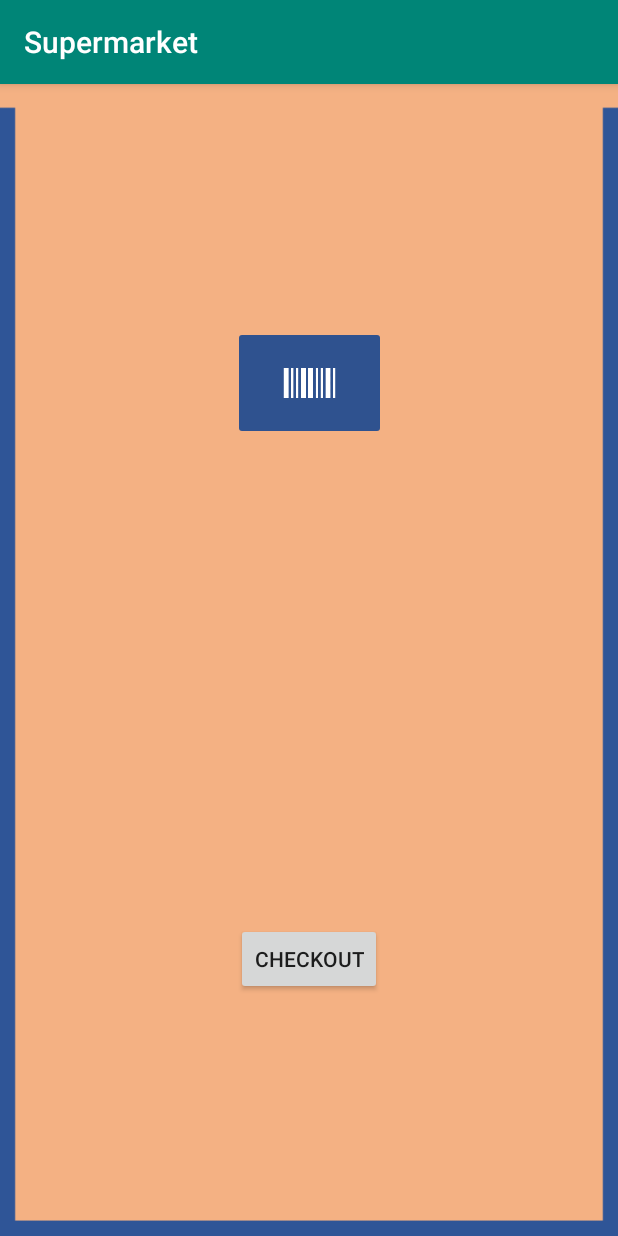
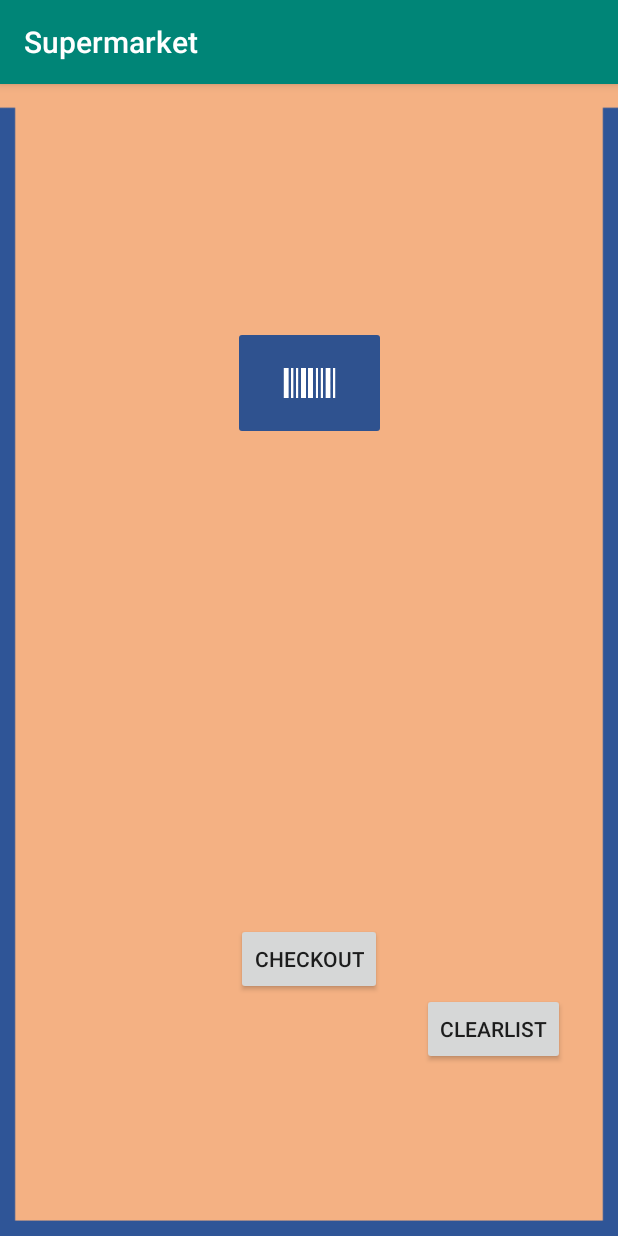
Before and after one commit to ampzord/FEUP-CMOV-Supermarket, an Android app: the MainMenuActivity screen opened directly, with no data from a screen before it, on a phone screen of 412 x 824 dp. Run offline under Robolectric (Android 15) with nearby library versions, the phone set to English and light mode, and no system bars.

Commit message:
Clear recyclerlist.

```diff
--- a/AndroidProject/app/build.gradle
+++ b/AndroidProject/app/build.gradle
@@ -4,7 +4,7 @@ android {
     compileSdkVersion 29
     defaultConfig {
         applicationId "fe.up.pt.supermarket"
-        minSdkVersion 23
+        minSdkVersion 22
         targetSdkVersion 29
         versionCode 1
         versionName "1.0"
--- a/AndroidProject/app/src/main/java/fe/up/pt/supermarket/activities/LandingPageActivity.java
+++ b/AndroidProject/app/src/main/java/fe/up/pt/supermarket/activities/LandingPageActivity.java
@@ -21,7 +21,7 @@ public class LandingPageActivity extends AppCompatActivity {
 
     //public static String URL = "https://localhost:3000/api";
     //public static String URL = "https://192.168.1.12:3001/api"; //HOME
-    public static String URL = "https://10.227.147.104:3001/api"; //FEUP
+    public static String URL = "https://10.227.145.164:3001/api"; //FEUP
     //public static String URL = "https://grisly-mummy-10353.herokuapp.com";
 
     @Override
--- a/AndroidProject/app/src/main/java/fe/up/pt/supermarket/activities/MainMenuActivity.java
+++ b/AndroidProject/app/src/main/java/fe/up/pt/supermarket/activities/MainMenuActivity.java
@@ -38,6 +38,7 @@ public class MainMenuActivity extends AppCompatActivity {
     private ImageButton scanItem;
     private Button goShopping;
     private Button checkout;
+    private Button clearList;
     private TextView message;
     static final String ACTION_SCAN = "com.google.zxing.client.android.SCAN";
 
@@ -68,6 +69,7 @@ public class MainMenuActivity extends AppCompatActivity {
         //goShopping = findViewById(R.id.bt_shopping);
         scanItem = findViewById(R.id.bt_scan_item);
         checkout = findViewById(R.id.checkout);
+        clearList = findViewById(R.id.clearList);
 
 
         scanItem.setOnClickListener((v)->scan(true));
@@ -79,6 +81,13 @@ public class MainMenuActivity extends AppCompatActivity {
                 intent.putExtra("message", message);
                 intent.putExtra("mime", "application/nfc.feup.apm.ordermsg");
                 startActivity(intent);*/
+            }
+        });
+        clearList.setOnClickListener(new View.OnClickListener() {
+            @Override
+            public void onClick(View view) {
+                adapter.clear();
+                adapter.notifyDataSetChanged();
             }
         });
     }
--- a/AndroidProject/app/src/main/java/fe/up/pt/supermarket/activities/ProductAdapter.java
+++ b/AndroidProject/app/src/main/java/fe/up/pt/supermarket/activities/ProductAdapter.java
@@ -37,6 +37,12 @@ public class ProductAdapter extends RecyclerView.Adapter<RecyclerView.ViewHolder
             return new ProductViewHolder(lineupLayoutBinding);
             //}
         //return new ProductViewHolder(lineupLayoutBinding);
+    }
+
+    public void clear() {
+        int size = productList.size();
+        productList.clear();
+        notifyItemRangeRemoved(0, size);
     }
 
     @Override
--- a/AndroidProject/app/src/main/java/fe/up/pt/supermarket/activities/RegistrationActivity.java
+++ b/AndroidProject/app/src/main/java/fe/up/pt/supermarket/activities/RegistrationActivity.java
@@ -68,6 +68,8 @@ public class RegistrationActivity extends AppCompatActivity {
     protected void onCreate(Bundle savedInstanceState) {
         super.onCreate(savedInstanceState);
         setContentView(R.layout.activity_registration2);
+
+        user = new User();
 
         register = findViewById(R.id.bt_send_register);
         firstName = findViewById(R.id.edit_first_name);
@@ -182,6 +184,7 @@ public class RegistrationActivity extends AppCompatActivity {
             user.publicKey = kp.getPublic();                                          // the corresponding public key in a Java class (PublicKey)
         }
         catch (Exception e) {
+            Log.d(TAG_REGISTER, "Error creating key for user: " + username);
             Log.d(TAG_REGISTER, e.getMessage());
         }
     }
--- a/AndroidProject/app/src/main/res/layout/activity_main_menu.xml
+++ b/AndroidProject/app/src/main/res/layout/activity_main_menu.xml
@@ -54,4 +54,17 @@
         app:layout_constraintStart_toStartOf="parent"
         app:layout_constraintTop_toBottomOf="@+id/recyclerView" />
 
+    <Button
+        android:id="@+id/clearList"
+        android:layout_width="wrap_content"
+        android:layout_height="wrap_content"
+        android:layout_marginTop="208dp"
+        android:text="clearList"
+        app:layout_constraintBottom_toBottomOf="parent"
+        app:layout_constraintEnd_toEndOf="parent"
+        app:layout_constraintHorizontal_bias="0.434"
+        app:layout_constraintStart_toEndOf="@+id/checkout"
+        app:layout_constraintTop_toBottomOf="@+id/recyclerView"
+        app:layout_constraintVertical_bias="0.0" />
+
 </androidx.constraintlayout.widget.ConstraintLayout>
```
Also changed, not shown: AndroidProject/app/src/main/java/fe/up/pt/supermarket/activities/CheckoutActivity.java (+4 -3 lines), 1 other file.
